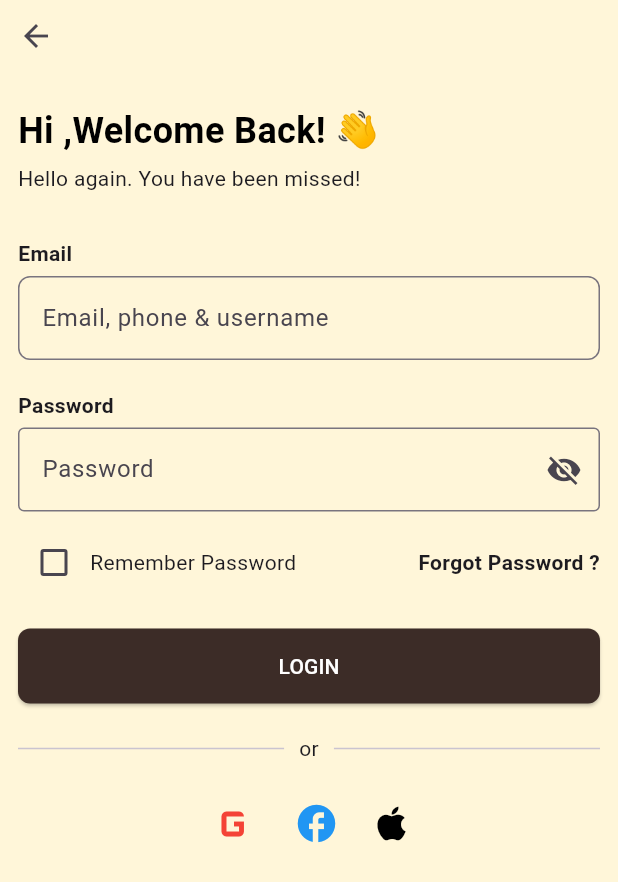
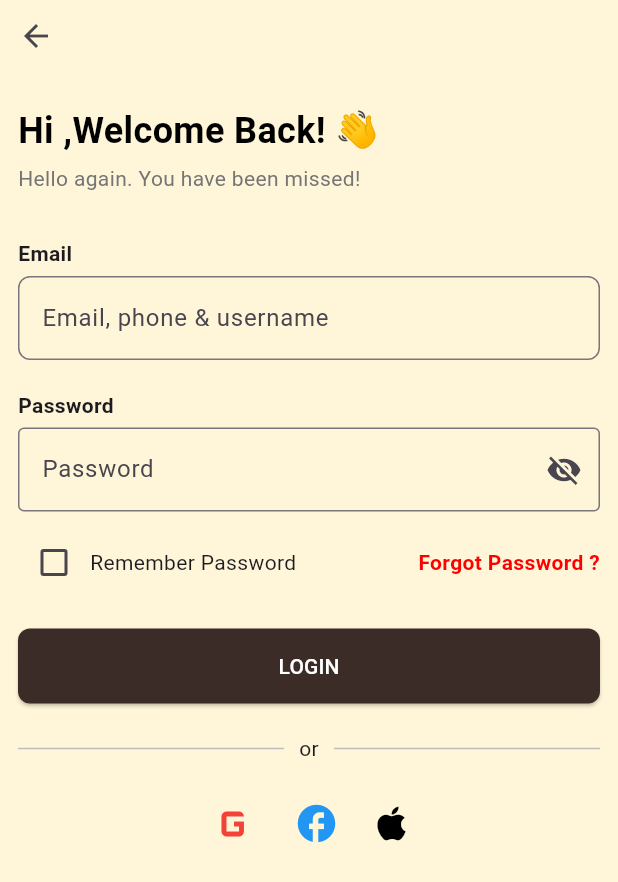
Before and after one commit to samitdawane/swapgo, a Flutter app: the LoginScreen screen opened directly, on a phone screen of 412 x 824 dp. Shown: the top 882 px of the screen. Run offline on Flutter 3.47's test engine with Material 3 defaults, Android fonts, the phone set to English and light mode, and no system bars; our stand-ins replace get, google_fonts.

Commit message:
colors addition

```diff
--- a/lib/core/common/app_colors.dart
+++ b/lib/core/common/app_colors.dart
@@ -3,8 +3,12 @@ import 'dart:ui';
 class AppColors {
   static const backgroundColor = Color(0xFFFFF6D9);
   static const primaryColor = Color(0xFF3C2C27);
-  static const backgroundColor = Color(0xFFFDF1C7);
+  // static const backgroundColor = Color(0xFFFDF1C7);
   static const textFieldColor = Color(0xFFFFF0B3);
   static const textBlackColor = Color(0xFF000000);
   static const buttonColor = Color(0xFF4C3D3D);
+  static const textGreyColor = Color(0xFF757575);
+  static const textRedColor = Color(0xFFFF0000);
+  static const checkboxActiveColor = Color(0xFFFFC107);
+  static const dividerColor = Color(0xFFBDBDBD);
 }
--- a/lib/core/routes/app_pages.dart
+++ b/lib/core/routes/app_pages.dart
@@ -1,7 +1,9 @@
 import 'package:get/get.dart';
 import 'package:swapgo/core/bindings/home_binding.dart';
+import 'package:swapgo/core/bindings/skill_binding.dart';
 import 'package:swapgo/modules/posts/home_page.dart';
 import 'package:swapgo/modules/profile_details.dart';
+import 'package:swapgo/modules/skills/skills_show.dart';
 
 import 'app_routes.dart';
 
```
